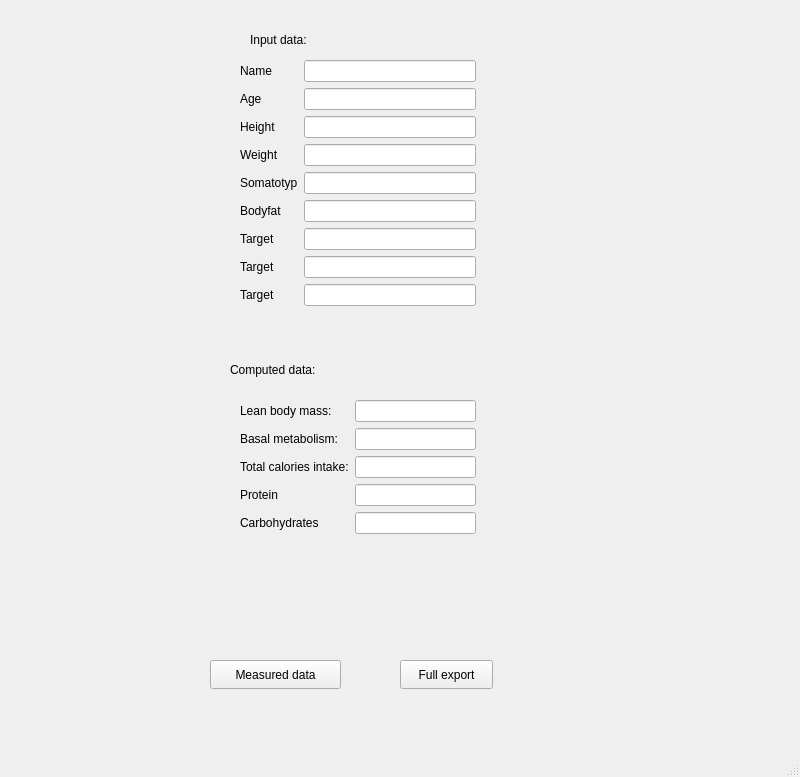
The window that exportpdf.ui (Kubakl11/JK_Fitness) describes before a commit, drawn with Qt 5.
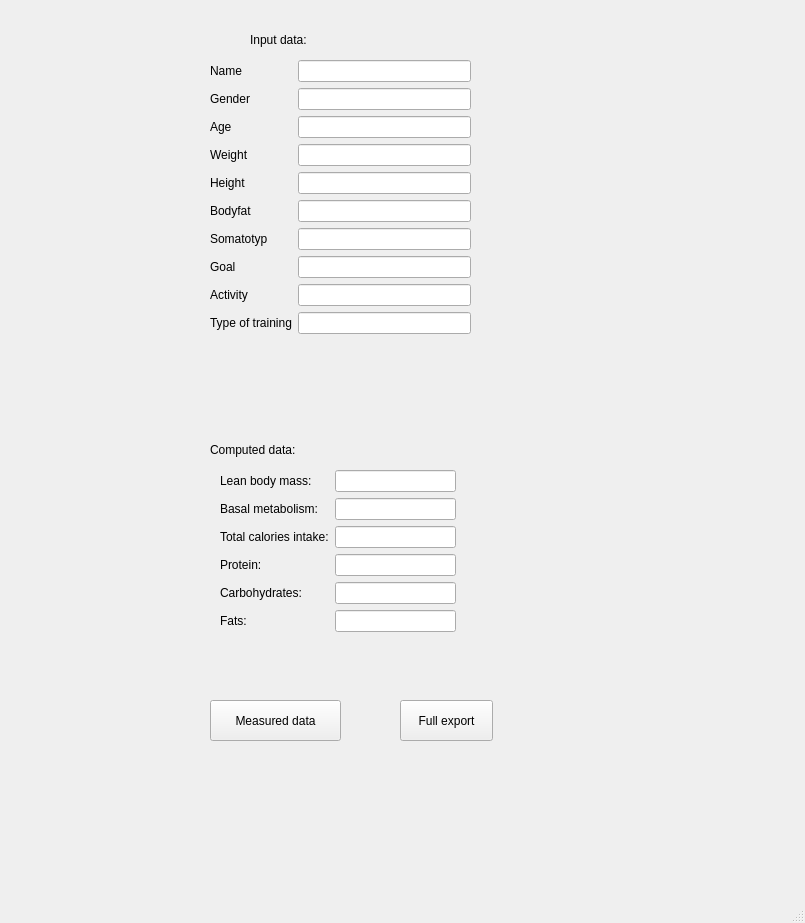
The same window after the commit.

The edit to the form file:
```diff
--- a/exportpdf.ui
+++ b/exportpdf.ui
@@ -6,8 +6,8 @@
    <rect>
     <x>0</x>
     <y>0</y>
-    <width>800</width>
-    <height>777</height>
+    <width>805</width>
+    <height>923</height>
    </rect>
   </property>
   <property name="windowTitle">
@@ -30,10 +30,10 @@
    <widget class="QWidget" name="layoutWidget">
     <property name="geometry">
      <rect>
-      <x>240</x>
+      <x>210</x>
       <y>60</y>
-      <width>236</width>
-      <height>292</height>
+      <width>261</width>
+      <height>325</height>
      </rect>
     </property>
     <layout class="QFormLayout" name="formLayout_2">
@@ -60,7 +60,7 @@
      <item row="1" column="0">
       <widget class="QLabel" name="ageLBL">
        <property name="text">
-        <string>Age</string>
+        <string>Gender</string>
        </property>
       </widget>
      </item>
@@ -70,26 +70,27 @@
      <item row="2" column="0">
       <widget class="QLabel" name="heightLBL">
        <property name="text">
+        <string>Age</string>
+       </property>
+      </widget>
+     </item>
+     <item row="2" column="1">
+      <widget class="QLineEdit" name="Line_Age"/>
+     </item>
+     <item row="4" column="0">
+      <widget class="QLabel" name="label_3">
+       <property name="text">
         <string>Height</string>
        </property>
       </widget>
      </item>
-     <item row="2" column="1">
-      <widget class="QLineEdit" name="lineEdit_3"/>
-     </item>
-     <item row="3" column="0">
-      <widget class="QLabel" name="weightLBL">
+     <item row="4" column="1">
+      <widget class="QLineEdit" name="Line_Height">
        <property name="text">
-        <string>Weight</string>
+        <string/>
        </property>
       </widget>
      </item>
-     <item row="3" column="1">
-      <widget class="QLineEdit" name="lineEdit_4"/>
-     </item>
-     <item row="4" column="1">
-      <widget class="QLineEdit" name="lineEdit_5"/>
-     </item>
      <item row="5" column="0">
       <widget class="QLabel" name="label_4">
        <property name="text">
@@ -98,54 +99,67 @@
       </widget>
      </item>
      <item row="5" column="1">
-      <widget class="QLineEdit" name="lineEdit_6"/>
-     </item>
-     <item row="6" column="0">
-      <widget class="QLabel" name="label_5">
-       <property name="text">
-        <string>Target</string>
-       </property>
-      </widget>
+      <widget class="QLineEdit" name="Line_Bodyfat"/>
      </item>
      <item row="6" column="1">
-      <widget class="QLineEdit" name="lineEdit_7"/>
-     </item>
-     <item row="4" column="0">
-      <widget class="QLabel" name="label_3">
-       <property name="text">
-        <string>Somatotyp</string>
-       </property>
-      </widget>
-     </item>
-     <item row="7" column="1">
-      <widget class="QLineEdit" name="lineEdit_8"/>
-     </item>
-     <item row="8" column="1">
-      <widget class="QLineEdit" name="lineEdit_9"/>
+      <widget class="QLineEdit" name="Line_Somatotyp"/>
      </item>
      <item row="7" column="0">
       <widget class="QLabel" name="label_6">
        <property name="text">
-        <string>Target</string>
+        <string>Goal</string>
        </property>
       </widget>
      </item>
+     <item row="7" column="1">
+      <widget class="QLineEdit" name="Line_Goal"/>
+     </item>
      <item row="8" column="0">
       <widget class="QLabel" name="label_7">
        <property name="text">
-        <string>Target</string>
+        <string>Activity</string>
        </property>
       </widget>
      </item>
+     <item row="8" column="1">
+      <widget class="QLineEdit" name="Line_Activity"/>
+     </item>
+     <item row="6" column="0">
+      <widget class="QLabel" name="label_5">
+       <property name="text">
+        <string>Somatotyp</string>
+       </property>
+      </widget>
+     </item>
+     <item row="9" column="0">
+      <widget class="QLabel" name="label_11">
+       <property name="text">
+        <string>Type of training</string>
+       </property>
+      </widget>
+     </item>
+     <item row="9" column="1">
+      <widget class="QLineEdit" name="Line_Training"/>
+     </item>
+     <item row="3" column="0">
+      <widget class="QLabel" name="label_12">
+       <property name="text">
+        <string>Weight</string>
+       </property>
+      </widget>
+     </item>
+     <item row="3" column="1">
+      <widget class="QLineEdit" name="Line_Weight"/>
+     </item>
     </layout>
    </widget>
    <widget class="QWidget" name="layoutWidget_2">
     <property name="geometry">
      <rect>
-      <x>240</x>
-      <y>400</y>
+      <x>220</x>
+      <y>470</y>
       <width>236</width>
-      <height>191</height>
+      <height>220</height>
      </rect>
     </property>
     <layout class="QFormLayout" name="formLayout_3">
@@ -192,7 +206,7 @@
      <item row="3" column="0">
       <widget class="QLabel" name="weightLBL_2">
        <property name="text">
-        <string>Protein</string>
+        <string>Protein:</string>
        </property>
       </widget>
      </item>
@@ -202,27 +216,37 @@
      <item row="4" column="0">
       <widget class="QLabel" name="label_10">
        <property name="text">
-        <string>Carbohydrates</string>
+        <string>Carbohydrates:</string>
        </property>
       </widget>
      </item>
      <item row="4" column="1">
       <widget class="QLineEdit" name="lineEdit_14"/>
      </item>
-     <item row="5" column="0">
+     <item row="6" column="0">
       <widget class="QLabel" name="label_8">
        <property name="text">
         <string/>
        </property>
       </widget>
      </item>
+     <item row="5" column="0">
+      <widget class="QLabel" name="label_9">
+       <property name="text">
+        <string>Fats:</string>
+       </property>
+      </widget>
+     </item>
+     <item row="5" column="1">
+      <widget class="QLineEdit" name="Line_Fats"/>
+     </item>
     </layout>
    </widget>
    <widget class="QLabel" name="label">
     <property name="geometry">
      <rect>
-      <x>230</x>
-      <y>360</y>
+      <x>210</x>
+      <y>440</y>
       <width>171</width>
       <height>20</height>
      </rect>
@@ -235,9 +259,9 @@
     <property name="geometry">
      <rect>
       <x>210</x>
-      <y>660</y>
+      <y>700</y>
       <width>131</width>
-      <height>29</height>
+      <height>41</height>
      </rect>
     </property>
     <property name="text">
@@ -248,9 +272,9 @@
     <property name="geometry">
      <rect>
       <x>400</x>
-      <y>660</y>
+      <y>700</y>
       <width>93</width>
-      <height>29</height>
+      <height>41</height>
      </rect>
     </property>
     <property name="text">
```
Left out of the diff: 16 changed lines with no effect on the pictures.
